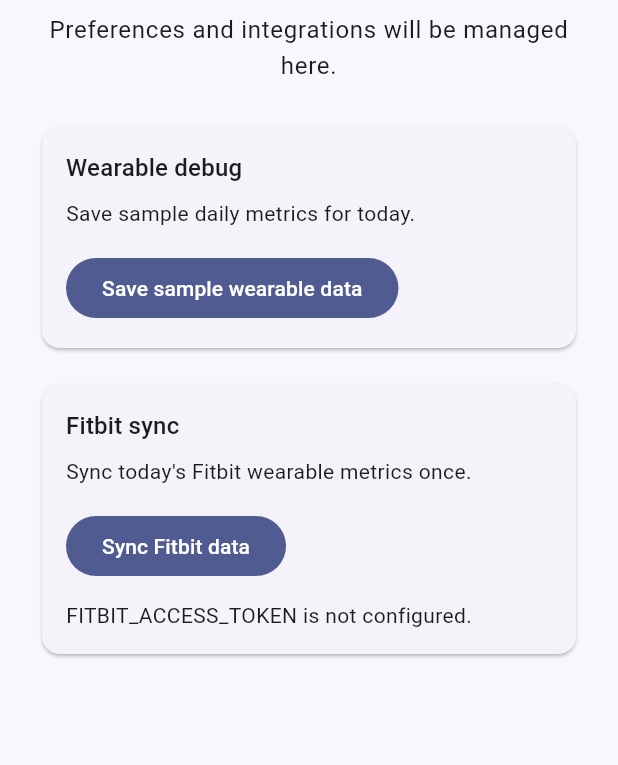
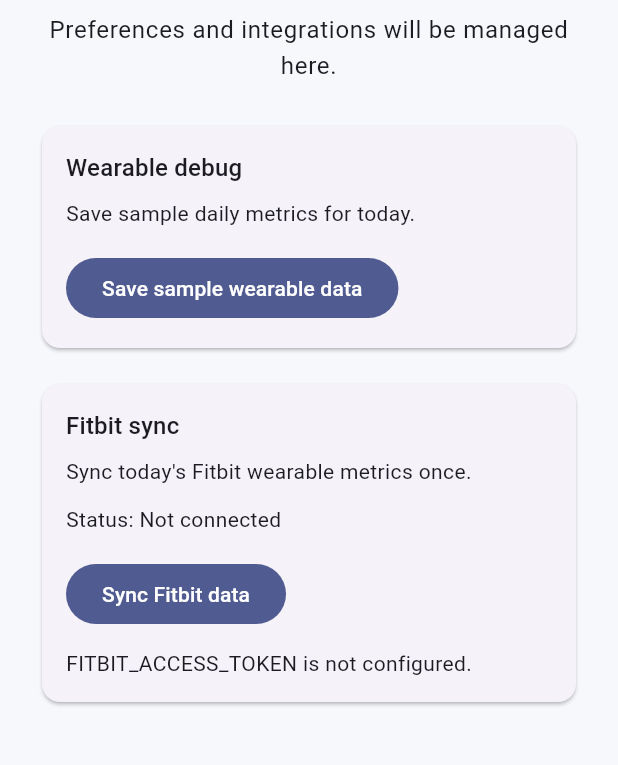
Before and after one commit to EriMidorikawa/mood_tracker, a Flutter app: the SettingsPage screen opened directly, after a tap on "Sync Fitbit data", on a phone screen of 412 x 824 dp, the part 294-1059 px from its top. Run offline on Flutter 3.47's test engine with Material 3 defaults, Android fonts, the phone set to English and light mode, and no system bars; our stand-ins replace shared_preferences; accounts and stored records are empty.

Commit message:
Show Fitbit connection status and last sync in settings

```diff
--- a/lib/features/settings/settings_page.dart
+++ b/lib/features/settings/settings_page.dart
@@ -17,10 +17,17 @@
 class _SettingsPageState extends State<SettingsPage> {
   final _wearableRepository = LocalWearableRepository();
   final _fitbitClient = FitbitApiClient();
+  WearableConnection? _fitbitConnection;
   bool _isSavingSample = false;
   String? _sampleSaveResult;
   bool _isSyncingFitbit = false;
   String? _fitbitSyncResult;
+
+  @override
+  void initState() {
+    super.initState();
+    _loadFitbitConnection();
+  }
 
   @override
   Widget build(BuildContext context) {
@@ -94,6 +101,18 @@
                     'Sync today\'s Fitbit wearable metrics once.',
                     style: Theme.of(context).textTheme.bodyMedium,
                   ),
+                  const SizedBox(height: 12),
+                  Text(
+                    'Status: ${_fitbitConnection?.isConnected == true ? 'Connected' : 'Not connected'}',
+                    style: Theme.of(context).textTheme.bodyMedium,
+                  ),
+                  if (_fitbitConnection?.lastSyncedAt case final lastSyncedAt?) ...[
+                    const SizedBox(height: 4),
+                    Text(
+                      'Last synced: ${_formatDateTime(lastSyncedAt)}',
+                      style: Theme.of(context).textTheme.bodyMedium,
+                    ),
+                  ],
                   const SizedBox(height: 16),
                   FilledButton(
                     onPressed: _isSyncingFitbit ? null : _syncFitbitData,
@@ -180,11 +199,15 @@
           lastSyncedAt: now,
         ),
       );
+      final updatedConnection = await _wearableRepository.loadConnection(
+        WearableProvider.fitbit,
+      );
       if (!mounted) {
         return;
       }
 
       setState(() {
+        _fitbitConnection = updatedConnection;
         _isSyncingFitbit = false;
         _fitbitSyncResult = 'Fitbit data synced';
       });
@@ -208,8 +231,52 @@
       });
     }
   }
+
+  Future<void> _loadFitbitConnection() async {
+    final connection = await _wearableRepository.loadConnection(
+      WearableProvider.fitbit,
+    );
+    if (!mounted) {
+      return;
+    }
+
+    setState(() {
+      _fitbitConnection = connection;
+    });
+  }
 }
 
 DateTime _dateOnly(DateTime dateTime) {
   return DateTime(dateTime.year, dateTime.month, dateTime.day);
 }
+
+String _formatDateTime(DateTime dateTime) {
+  const months = <String>[
+    'Jan',
+    'Feb',
+    'Mar',
+    'Apr',
+    'May',
+    'Jun',
+    'Jul',
+    'Aug',
+    'Sep',
+    'Oct',
+    'Nov',
+    'Dec',
+  ];
+
+  final month = months[dateTime.month - 1];
+  final day = dateTime.day;
+  final year = dateTime.year;
+  final hour24 = dateTime.hour;
+  final minute = dateTime.minute.toString().padLeft(2, '0');
+  final period = hour24 >= 12 ? 'PM' : 'AM';
+  final hour12 = hour24 == 0
+      ? 12
+      : hour24 > 12
+          ? hour24 - 12
+          : hour24;
+
+  return '$month $day, $year $hour12:$minute $period';
+}
```
